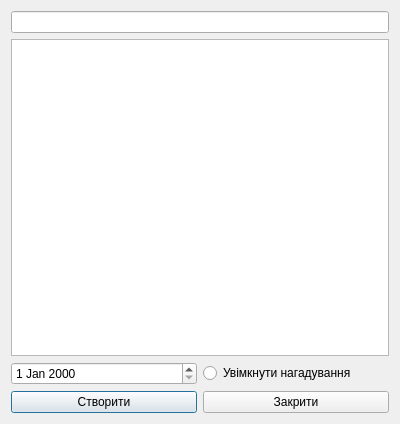
DonchykVitaliy/QT-task-manager, file QTtask Project/create_window.ui: the form before one commit.
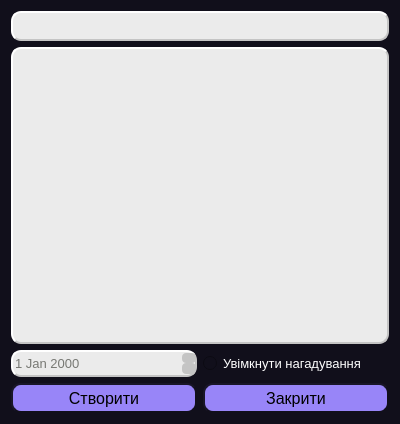
The form after the commit. Icons and pictures are not drawn.

The edit to the form file:
```diff
--- a/QTtask Project/create_window.ui
+++ b/QTtask Project/create_window.ui
@@ -19,29 +19,156 @@
   <property name="layoutDirection">
    <enum>Qt::LeftToRight</enum>
   </property>
+  <property name="styleSheet">
+   <string notr="true">background-color: rgb(17, 15, 27);</string>
+  </property>
   <layout class="QGridLayout" name="gridLayout_2">
    <item row="0" column="0" colspan="2">
     <widget class="QLineEdit" name="nameFile">
+     <property name="minimumSize">
+      <size>
+       <width>0</width>
+       <height>30</height>
+      </size>
+     </property>
+     <property name="font">
+      <font>
+       <pointsize>10</pointsize>
+      </font>
+     </property>
+     <property name="styleSheet">
+      <string notr="true">QLineEdit
+{
+	border-style: outset;
+    border-width: 2px;
+    border-radius: 10px;
+	
+	
+	background-color: rgb(235, 235, 235);
+	border-color: rgb(196, 196, 196);
+	color: rgb(119, 120, 115);
+}</string>
+     </property>
      <property name="text">
       <string/>
      </property>
     </widget>
    </item>
    <item row="1" column="0" colspan="2">
-    <widget class="QTextEdit" name="textFile"/>
+    <widget class="QTextEdit" name="textFile">
+     <property name="font">
+      <font>
+       <pointsize>10</pointsize>
+      </font>
+     </property>
+     <property name="styleSheet">
+      <string notr="true">QTextEdit
+{
+	border-style: outset;
+    border-width: 2px;
+    border-radius: 10px;
+	
+	
+	background-color: rgb(235, 235, 235);
+	border-color: rgb(196, 196, 196);
+	color: rgb(119, 120, 115);
+}
+
+
+    QScrollBar:vertical {
+        background: #e0e0e0;
+        width: 12px;
+        margin: 2px 0 2px 0;
+        border-radius: 6px;
+    }
+    QScrollBar::handle:vertical {
+        background: #9c9c9c;
+        border-radius: 6px;
+        min-height: 20px;
+    }
+    QScrollBar::handle:vertical:hover {
+        background: #666;
+    }
+    QScrollBar::add-line:vertical,
+    QScrollBar::sub-line:vertical {
+        height: 0;
+    }
+    QScrollBar::add-page:vertical,
+    QScrollBar::sub-page:vertical {
+        background: none;
+    }</string>
+     </property>
+    </widget>
    </item>
    <item row="3" column="1">
     <widget class="QPushButton" name="closeBtn">
+     <property name="minimumSize">
+      <size>
+       <width>0</width>
+       <height>30</height>
+      </size>
+     </property>
      <property name="focusPolicy">
       <enum>Qt::NoFocus</enum>
      </property>
+     <property name="styleSheet">
+      <string notr="true">QPushButton
+{
+	font-size: 12pt;
+	border-style: outset;
+    border-width: 2px;
+    border-radius: 10px;
+	
+	background-color: rgb(152, 133, 248);
+	color: rgb(0, 0, 0);
+	border-color: rgb(17, 15, 27);
+}
+QPushButton:hover
+{
+	background-color: rgb(121, 97, 245);
+}
+QPushButton:pressed
+{
+	background-color: rgb(97, 72, 226);
+}</string>
+     </property>
      <property name="text">
       <string>Закрити</string>
      </property>
+     <property name="autoDefault">
+      <bool>false</bool>
+     </property>
     </widget>
    </item>
    <item row="3" column="0">
     <widget class="QPushButton" name="createBtn">
+     <property name="minimumSize">
+      <size>
+       <width>0</width>
+       <height>30</height>
+      </size>
+     </property>
+     <property name="styleSheet">
+      <string notr="true">QPushButton
+{
+	font-size: 12pt;
+	border-style: outset;
+    border-width: 2px;
+    border-radius: 10px;
+	
+	background-color: rgb(152, 133, 248);
+	color: rgb(0, 0, 0);
+	border-color: rgb(17, 15, 27);
+}
+QPushButton:hover
+{
+	background-color: rgb(121, 97, 245);
+}
+QPushButton:pressed
+{
+	background-color: rgb(97, 72, 226);
+}</string>
+     </property>
      <property name="text">
       <string>Створити</string>
      </property>
@@ -49,13 +176,73 @@
    </item>
    <item row="2" column="1">
     <widget class="QRadioButton" name="notificationRd">
+     <property name="font">
+      <font>
+       <pointsize>10</pointsize>
+      </font>
+     </property>
+     <property name="styleSheet">
+      <string notr="true">color: rgb(255, 255, 255);</string>
+     </property>
      <property name="text">
       <string>Увімкнути нагадування</string>
      </property>
     </widget>
    </item>
    <item row="2" column="0">
-    <widget class="QDateEdit" name="dataFile"/>
+    <widget class="QDateEdit" name="dataFile">
+     <property name="minimumSize">
+      <size>
+       <width>0</width>
+       <height>27</height>
+      </size>
+     </property>
+     <property name="font">
+      <font>
+       <pointsize>10</pointsize>
+      </font>
+     </property>
+     <property name="styleSheet">
+      <string notr="true">QDateEdit
+{
+	border-style: outset;
+    border-width: 2px;
+    border-radius: 10px;
+	
+	background-color: rgb(235, 235, 235);
+	border-color: rgb(196, 196, 196);
+	color: rgb(119, 120, 115);
+}
+QDateEdit::up-button
+{
+	border-style: outset;
+    border-width: 2px;
+    border-radius: 4px;
+
+	border:none;
+	background-color: rgb(196, 196, 196);
+}
+QDateEdit::down-button
+{
+	border-style: outset;
+    border-width: 2px;
+    border-radius: 4px;
+
+	border:none;
+	background-color: rgb(196, 196, 196);
+}
+QDateEdit::up-arrow {
+        image: url(:/icon/icons/up_arrow.png);
+        width: 20px;
+        height: 10px;
+    }
+QDateEdit::down-arrow {
+        image: url(:/icon/icons/down_arrow.png);
+        width: 20px;
+        height: 10px;
+    }</string>
+     </property>
+    </widget>
    </item>
   </layout>
  </widget>
```
